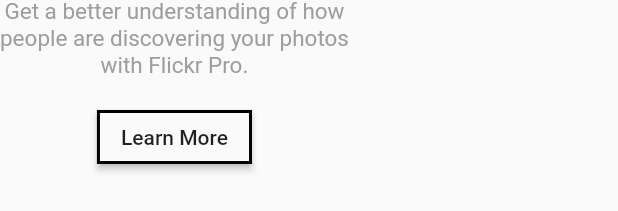
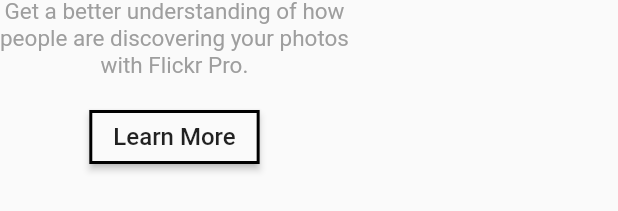
Before and after one commit to MuhabCodes/Flickr-Photos, a Flutter app: the Stats widget shown alone on an empty page, opened directly, on a phone screen of 412 x 824 dp. Shown: the part 199-410 px from the top of the screen. Run offline on Flutter 3.47's test engine with Material 2 defaults, Android fonts, the phone set to English and light mode, and no system bars; our stand-ins replace camera, flutter_swiper, font_awesome_flutter, image_picker, video_player; missing offline and left inert: holding_gesture, responsive_widgets; network calls fail.

Commit message:
Edited some text size in stats tab

```diff
--- a/Flickr.Android/lib/profile/stats.dart
+++ b/Flickr.Android/lib/profile/stats.dart
@@ -35,7 +35,12 @@
             shape: RoundedRectangleBorder(
               side: BorderSide(color: Colors.black, width: 2),
             ),
-            child: Text("Learn More"),
+            child: Text(
+              "Learn More",
+              style: TextStyle(
+                fontSize: 16,
+              ),
+            ),
           ),
         )
       ],
```
